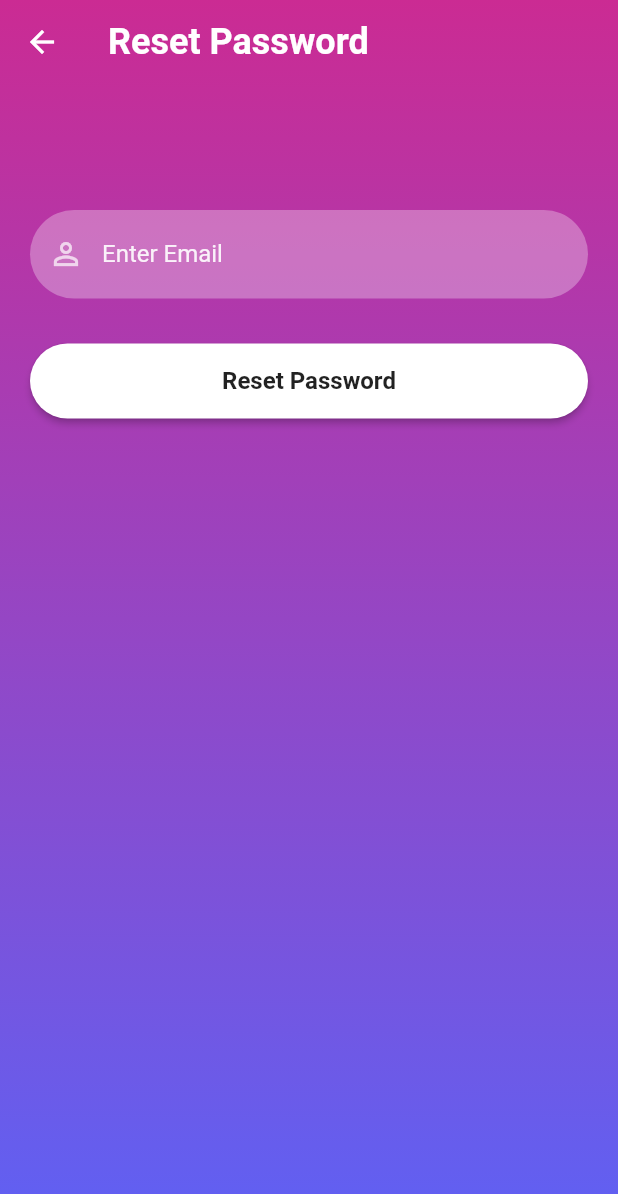
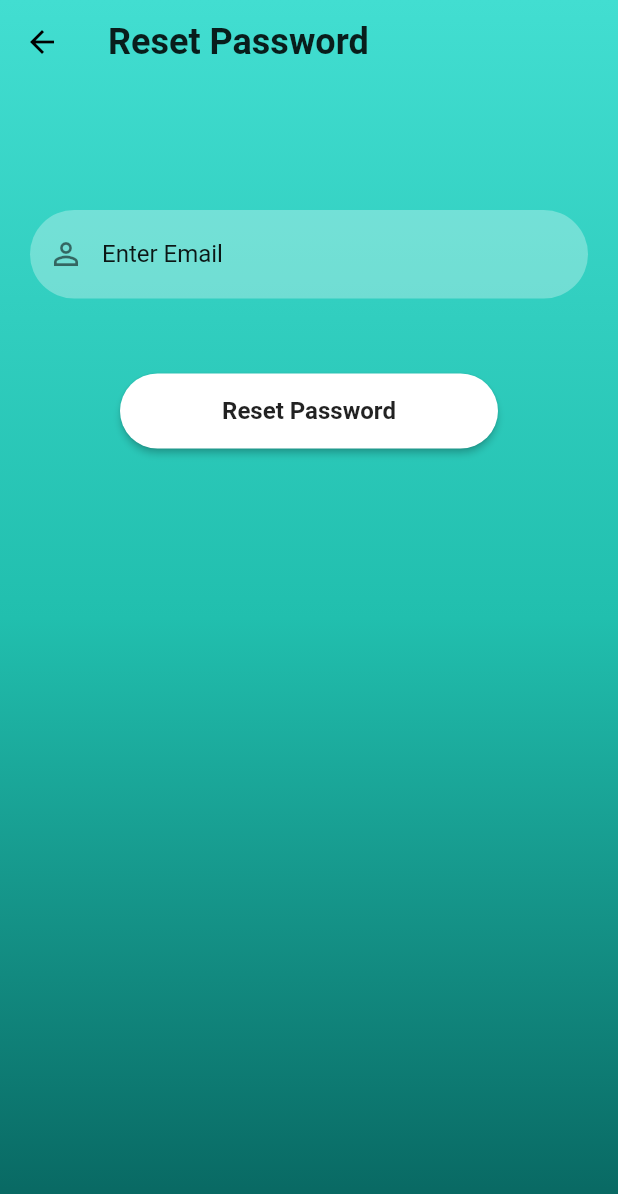
Before and after one commit to ahmadkhan345/PerformanceYard, a Flutter app: the screen it shows after launch, after a tap on "Forgot Password?", on a phone screen of 412 x 824 dp. Shown: the top 1194 px of the screen. Run offline on Flutter 3.47's test engine with Material 2 defaults, Android fonts, the light colour scheme and no system bars; our stand-ins replace cloud_firestore, firebase_auth, firebase_core; accounts and stored records are empty; network calls fail.

Commit message:
Fixes nedded

```diff
--- a/lib/Screens/ResetPassword.dart
+++ b/lib/Screens/ResetPassword.dart
@@ -19,10 +19,11 @@ class _ResetPasswordState extends State<ResetPassword> {
       extendBodyBehindAppBar: true,
       appBar: AppBar(
         backgroundColor: Colors.transparent,
+        iconTheme: IconThemeData(color: Colors.black),
         elevation: 0,
         title: const Text(
           "Reset Password",
-          style: TextStyle(fontSize: 24, fontWeight: FontWeight.bold),
+          style: TextStyle(fontSize: 24, fontWeight: FontWeight.bold, color: Colors.black87),
         ),
       ),
       body: Container(
@@ -30,9 +31,9 @@ class _ResetPasswordState extends State<ResetPassword> {
           height: MediaQuery.of(context).size.height,
           decoration: BoxDecoration(
               gradient: LinearGradient(colors: [
-                hexStringToColor("CB2B93"),
-                hexStringToColor("9546C4"),
-                hexStringToColor("5E61F4")
+                hexStringToColor("42ded1"),
+                hexStringToColor("21bfae"),
+                hexStringToColor("07635e")
               ], begin: Alignment.topCenter, end: Alignment.bottomCenter)),
           child: SingleChildScrollView(
               child: Padding(
@@ -50,7 +51,7 @@ class _ResetPasswordState extends State<ResetPassword> {
                     firebaseUIButton(context, "Reset Password", () {
                       FirebaseAuth.instance
                           .sendPasswordResetEmail(email: _emailTextController.text)
-                          .then((value) => Navigator.of(context).pop());
+                          .then((value) => Navigator.of(context).pop() );
                     })
                   ],
                 ),
--- a/lib/Screens/SignIn.dart
+++ b/lib/Screens/SignIn.dart
@@ -21,14 +21,14 @@ class _SignInScreenState extends State<SignIn> {
         height: MediaQuery.of(context).size.height,
         decoration: BoxDecoration(
             gradient: LinearGradient(colors: [
-              hexStringToColor("CB2B93"),
-              hexStringToColor("9546C4"),
-              hexStringToColor("5E61F4")
+              hexStringToColor("42ded1"),
+              hexStringToColor("21bfae"),
+              hexStringToColor("07635e")
             ], begin: Alignment.topCenter, end: Alignment.bottomCenter)),
         child: SingleChildScrollView(
           child: Padding(
             padding: EdgeInsets.fromLTRB(
-                20, MediaQuery.of(context).size.height * 0.2, 20, 0),
+                30, MediaQuery.of(context).size.height * 0.2, 30, 0),
             child: Column(
               children: <Widget>[
                 const SizedBox(
@@ -51,9 +51,9 @@ class _SignInScreenState extends State<SignIn> {
                       email: _emailTextController.text,
                       password: _passwordTextController.text)
                       .then((value) {
-                    Navigator.pushNamed(context, '/home');
+                    Navigator.pushReplacementNamed(context, '/home');
                   }).onError((error, stackTrace) {
-                    print("Error ${error.toString()}");
+                 showAlertDialog(context, error.toString()) ;
                   });
                 }),
                 signUpOption()
@@ -70,14 +70,14 @@ class _SignInScreenState extends State<SignIn> {
       mainAxisAlignment: MainAxisAlignment.center,
       children: [
         const Text("Don't have an account?",
-            style: TextStyle(color: Colors.white70)),
+            style: TextStyle(color: Colors.black87)),
         GestureDetector(
           onTap: () {
             Navigator.pushNamed(context, '/signup');
           },
           child: const Text(
             " Sign Up",
-            style: TextStyle(color: Colors.white, fontWeight: FontWeight.bold),
+            style: TextStyle(color: Colors.black87, fontWeight: FontWeight.bold),
           ),
         )
       ],
@@ -92,7 +92,7 @@ class _SignInScreenState extends State<SignIn> {
       child: TextButton(
         child: const Text(
           "Forgot Password?",
-          style: TextStyle(color: Colors.white70),
+          style: TextStyle(color: Colors.black87),
           textAlign: TextAlign.right,
         ),
         onPressed: () => Navigator.pushNamed(context, '/reset')
@@ -100,3 +100,54 @@ class _SignInScreenState extends State<SignIn> {
     );
   }
 }
+
+showAlertDialog(BuildContext context, String message) {
+  var test = message.replaceAll(RegExp('\\[.*?\\]'), '');
+
+  // Create button
+  Widget okButton = ElevatedButton(
+    child: Text("OK"),
+    onPressed: () {
+      Navigator.of(context).pop();
+    },
+    style: ButtonStyle (
+        backgroundColor: MaterialStateProperty.all(Colors.green)
+    ),
+  );
+
+  // Create AlertDialog
+  AlertDialog alert = AlertDialog(
+    title: Center(child :Text("Performance Yard")),
+    content: Row(
+      children : <Widget>[
+        Image.asset('Assets/Logo.png', height: 45, width :45,),
+        Expanded(
+          child: Text(
+            "${test}",
+            textAlign: TextAlign.center,
+            style: TextStyle(
+              color: Colors.red,
+            ),
+          ),
+        )
+      ],
+    ),    actions: [
+    okButton,
+  ],
+    actionsPadding: const EdgeInsets.only(right: 100),
+    backgroundColor: Colors.white,
+    shape: RoundedRectangleBorder(
+      borderRadius: BorderRadius.circular(10),
+    ),
+
+  );
+
+  // show the dialog
+  showDialog(
+    context: context,
+    barrierDismissible: false,
+    builder: (BuildContext context) {
+      return alert;
+    },
+  );
+}
--- a/lib/Screens/Splash.dart
+++ b/lib/Screens/Splash.dart
@@ -1,6 +1,5 @@
 import 'dart:async';
 import 'package:flutter/material.dart';
-
 import '../Constants/Colors.dart';
 
 
@@ -27,9 +26,9 @@ class _SplashState extends State<Splash> {
         height: double.infinity,
         decoration:  BoxDecoration(
             gradient: LinearGradient(colors: [
-              hexStringToColor("CB2B93"),
-              hexStringToColor("9546C4"),
-              hexStringToColor("5E61F4")
+              hexStringToColor("42ded1"),
+              hexStringToColor("21bfae"),
+              hexStringToColor("07635e")
             ], begin: Alignment.topCenter, end: Alignment.bottomCenter)),
         child: Column(
             crossAxisAlignment: CrossAxisAlignment.center,
--- a/lib/Widgets/Reusable-Widget.dart
+++ b/lib/Widgets/Reusable-Widget.dart
@@ -18,14 +18,14 @@ TextField reusableTextField(String text, IconData icon, bool isPasswordType,
     enableSuggestions: !isPasswordType,
     autocorrect: !isPasswordType,
     cursorColor: Colors.white,
-    style: TextStyle(color: Colors.white.withOpacity(0.9)),
+    style: TextStyle(color: Colors.black54.withOpacity(0.9)),
     decoration: InputDecoration(
       prefixIcon: Icon(
         icon,
-        color: Colors.white70,
+        color: Colors.black54,
       ),
       labelText: text,
-      labelStyle: TextStyle(color: Colors.white.withOpacity(0.9)),
+      labelStyle: TextStyle(color: Colors.black54.withOpacity(0.9)),
       filled: true,
       floatingLabelBehavior: FloatingLabelBehavior.never,
       fillColor: Colors.white.withOpacity(0.3),
@@ -43,7 +43,7 @@ Container firebaseUIButton(BuildContext context, String title, Function onTap) {
   return Container(
     width: MediaQuery.of(context).size.width,
     height: 50,
-    margin: const EdgeInsets.fromLTRB(0, 10, 0, 20),
+    margin: const EdgeInsets.fromLTRB(60, 30, 60, 50),
     decoration: BoxDecoration(borderRadius: BorderRadius.circular(90)),
     child: ElevatedButton(
       onPressed: () {
@@ -62,7 +62,7 @@ Container firebaseUIButton(BuildContext context, String title, Function onTap) {
             return Colors.white;
           }),
           shape: MaterialStateProperty.all<RoundedRectangleBorder>(
-              RoundedRectangleBorder(borderRadius: BorderRadius.circular(30)))),
+              RoundedRectangleBorder(borderRadius: BorderRadius.circular(25)))),
     ),
   );
 }
--- a/lib/main.dart
+++ b/lib/main.dart
@@ -4,6 +4,7 @@ import 'package:fyp/Screens/BottomNavigation.dart';
 import 'package:fyp/Screens/ResetPassword.dart';
 import 'package:fyp/Screens/SignIn.dart';
 import 'package:fyp/Screens/SignUp.dart';
+import 'package:fyp/Screens/SignUpDetails.dart';
 import 'package:fyp/Screens/Splash.dart';
 import 'package:firebase_core/firebase_core.dart';
 
@@ -11,7 +12,7 @@ Future main() async{
   WidgetsFlutterBinding.ensureInitialized();
   await Firebase.initializeApp();
   SystemChrome.setSystemUIOverlayStyle(
-    const SystemUiOverlayStyle(statusBarColor: Colors.lightBlueAccent));
+    const SystemUiOverlayStyle(statusBarColor: Colors.grey));
   runApp(MaterialApp(
     debugShowCheckedModeBanner: false,
     // home: const GettingStarted(),
@@ -26,6 +27,9 @@ Future main() async{
       '/signup': (context) => const SignUpScreen(),
       '/home': (context) => const BottomBarWidget(),
       '/reset': (context) => const ResetPassword(),
+      '/details': (context) => const SignUpDetails(),
+
+      // '/signUpDetails': (context) => const SignUpDetails(),
     },
   ));
 }
```
Also changed, not shown: lib/Models/userModel.dart (added, +14 -0 lines), lib/Screens/BottomNavigation.dart (+10 -1 lines), lib/Screens/Register.dart (deleted, +0 -12 lines), lib/Screens/SignUp.dart (+58 -13 lines), lib/Screens/SignUpDetails.dart (added, +149 -0 lines), pubspec.yaml (+8 -0 lines), pubspec.lock.
